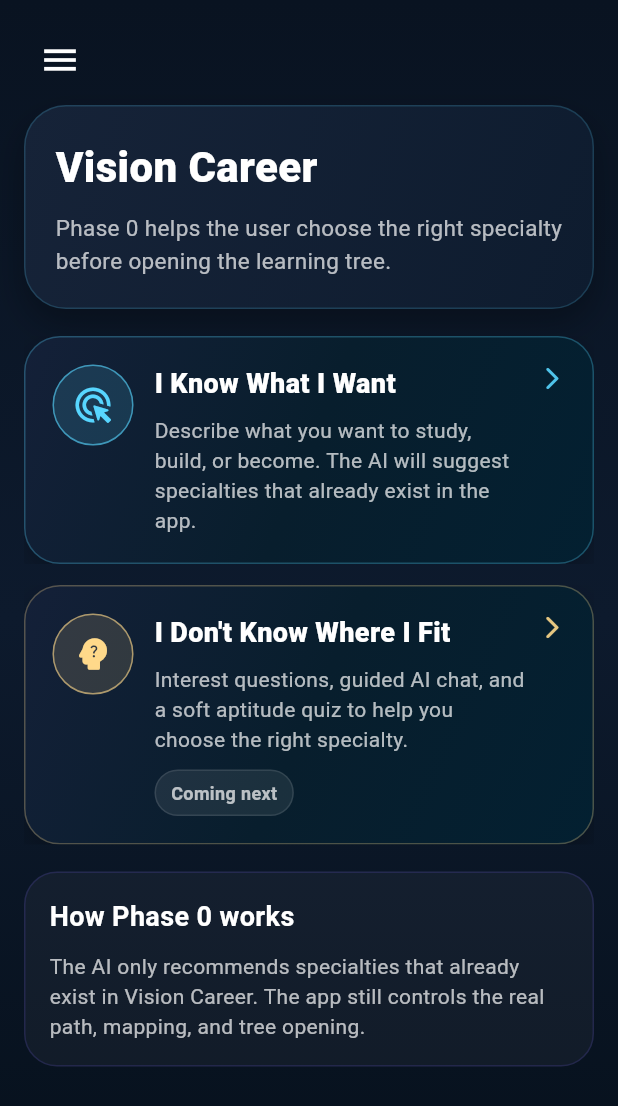
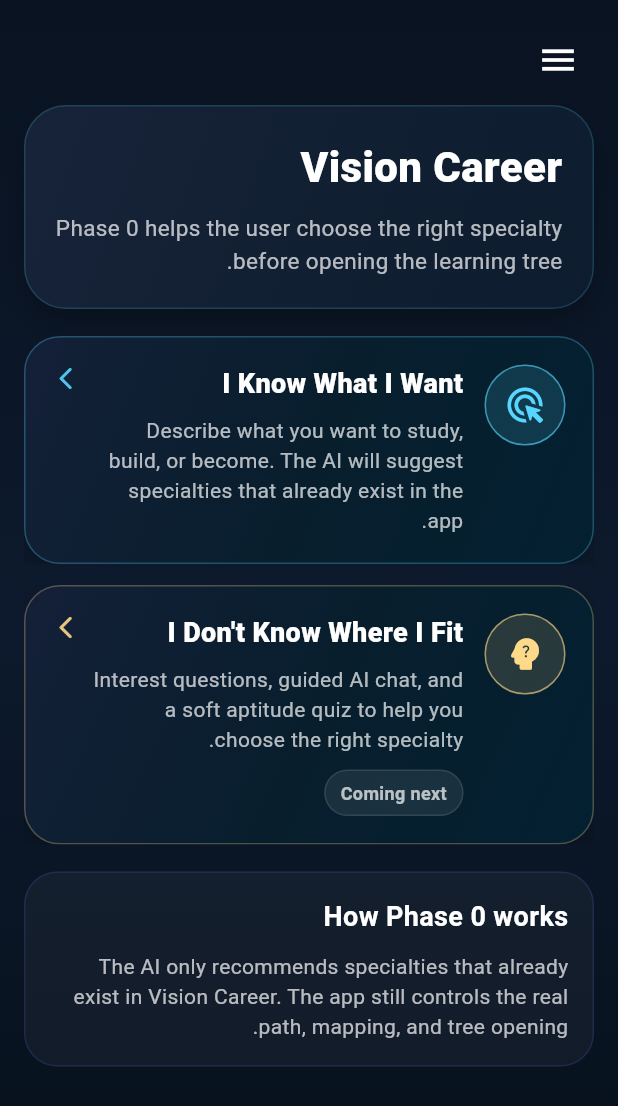
Before and after one commit to khalilAmustafa/Vision-Career, a Flutter app: the screen it shows once a user with an empty profile is signed in, on a phone screen of 412 x 824 dp. Shown: the top 1106 px of the screen. Run offline on Flutter 3.47's test engine with Material 3 defaults, Android fonts, the phone set to English and light mode, and no system bars; our stand-ins replace cloud_firestore, firebase_auth, firebase_core, flutter_dotenv, image_picker, shared_preferences; missing offline and left inert: screen_protector; accounts and stored records are empty; Roboto replaces fonts that are missing (Cairo).

Commit message:
Fix dotenv loading, changing default theme and language

```diff
--- a/lib/app/app.dart
+++ b/lib/app/app.dart
@@ -16,11 +16,11 @@ class VisionCareerApp extends StatelessWidget {
       title: 'Vision Career',
 
       // 🔹 CHANGE THIS LATER (for switching language)
-      locale: const Locale('en'),
+      locale: const Locale('ar'),
 
       theme: AppTheme.light,
       darkTheme: AppTheme.dark,
-      themeMode: ThemeMode.dark,
+      themeMode: ThemeMode.light,
 
       // 🔹 THIS is enough for RTL/LTR
       supportedLocales: const [
--- a/pubspec.yaml
+++ b/pubspec.yaml
@@ -47,3 +47,4 @@ flutter:
     - assets/icons/
     - assets/json/
     - assets/json/it_subject_graph.xlsx
+    - .env
```
